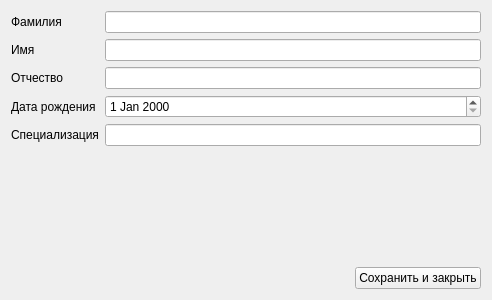
First picture: the form in src/departments/staffeditwidget.ui, repository megakoko/m-system, before the edit.
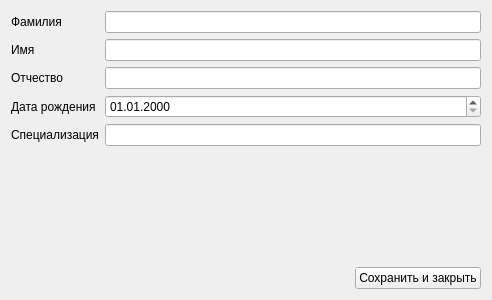
Second picture: the form after the edit.

Commit message: Привел формат даты к единому виду во всем проекте.

```diff
--- a/src/departments/staffeditwidget.ui
+++ b/src/departments/staffeditwidget.ui
@@ -54,7 +54,11 @@
       </widget>
      </item>
      <item row="3" column="1">
-      <widget class="QDateEdit" name="m_birthDay"/>
+      <widget class="QDateEdit" name="m_birthDay">
+       <property name="displayFormat">
+        <string>dd.MM.yyyy</string>
+       </property>
+      </widget>
      </item>
      <item row="4" column="0">
       <widget class="QLabel" name="label_5">
```
The commit also changes 2 other files.
